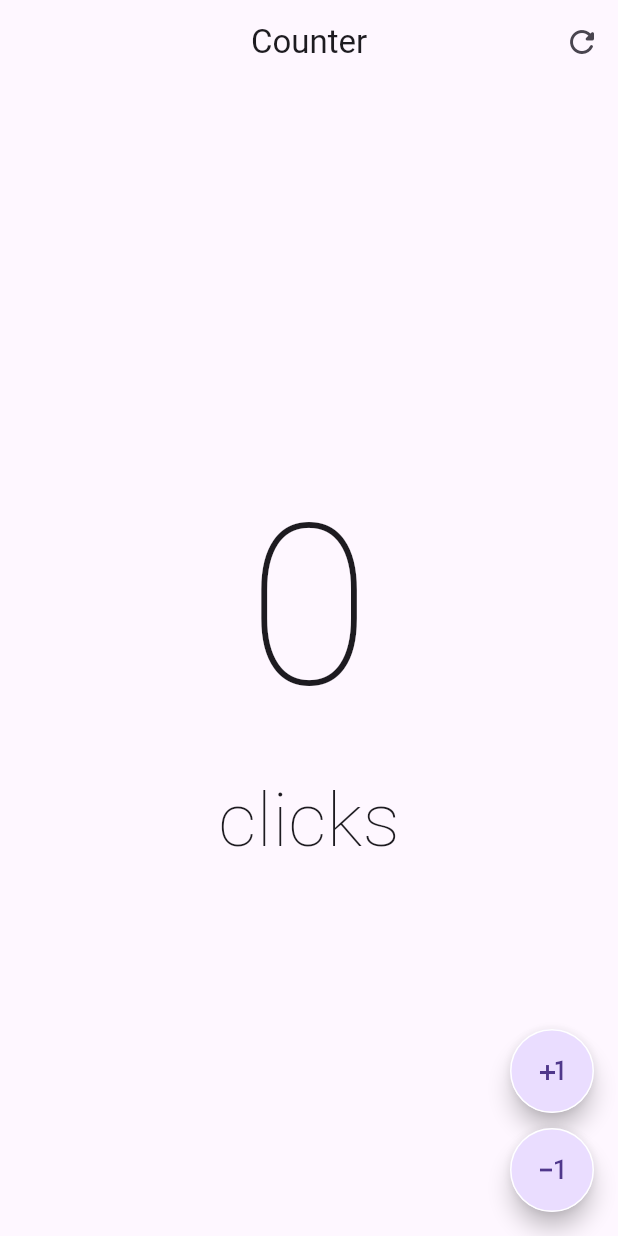
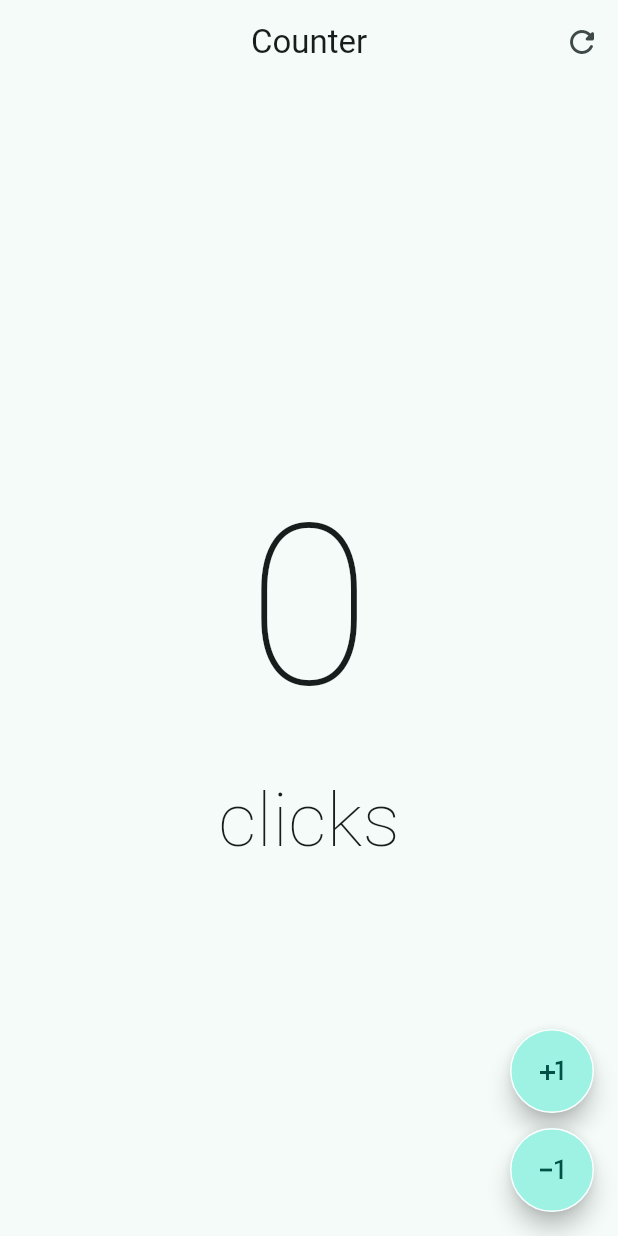
Before and after one commit to alvdev/mobile-apps, a Flutter app: the CounterScreen screen opened directly, on a phone screen of 412 x 824 dp. Run offline on Flutter 3.47's test engine with Material 2 defaults, Android fonts, the phone set to English and light mode, and no system bars; our stand-ins replace cloud_firestore, firebase_auth, firebase_core, font_awesome_flutter, google_fonts, google_sign_in and 2 more; accounts and stored records are empty; network calls fail.

Commit message:
feat: add global theme config class

```diff
--- /dev/null
+++ b/yes_no/lib/config/theme/app_theme.dart
@@ -0,0 +1,26 @@
+import 'package:flutter/material.dart';
+
+const _customColor = Color.fromARGB(255, 146, 14, 228);
+const List colors = [
+  _customColor,
+  Colors.red,
+  Colors.green,
+  Colors.blue,
+  Colors.yellow,
+  Colors.teal,
+];
+
+class AppTheme {
+  final int globalColor;
+
+  const AppTheme({required this.globalColor})
+      : assert(globalColor >= 0 && globalColor < colors.length,
+            'Colors must be between 0 and ${colors.length - 1}');
+
+  ThemeData theme() {
+    return ThemeData(
+      useMaterial3: true,
+      colorSchemeSeed: colors[globalColor],
+    );
+  }
+}
```
Also changed, not shown: yes_no/lib/main.dart (+8 -3 lines).
